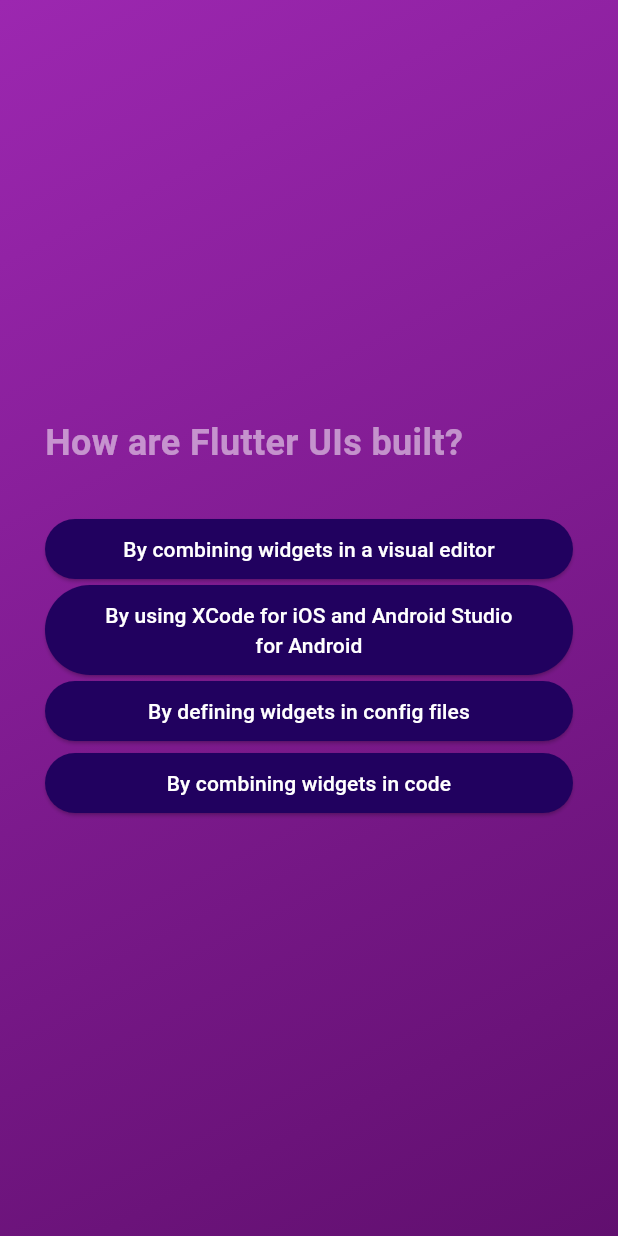
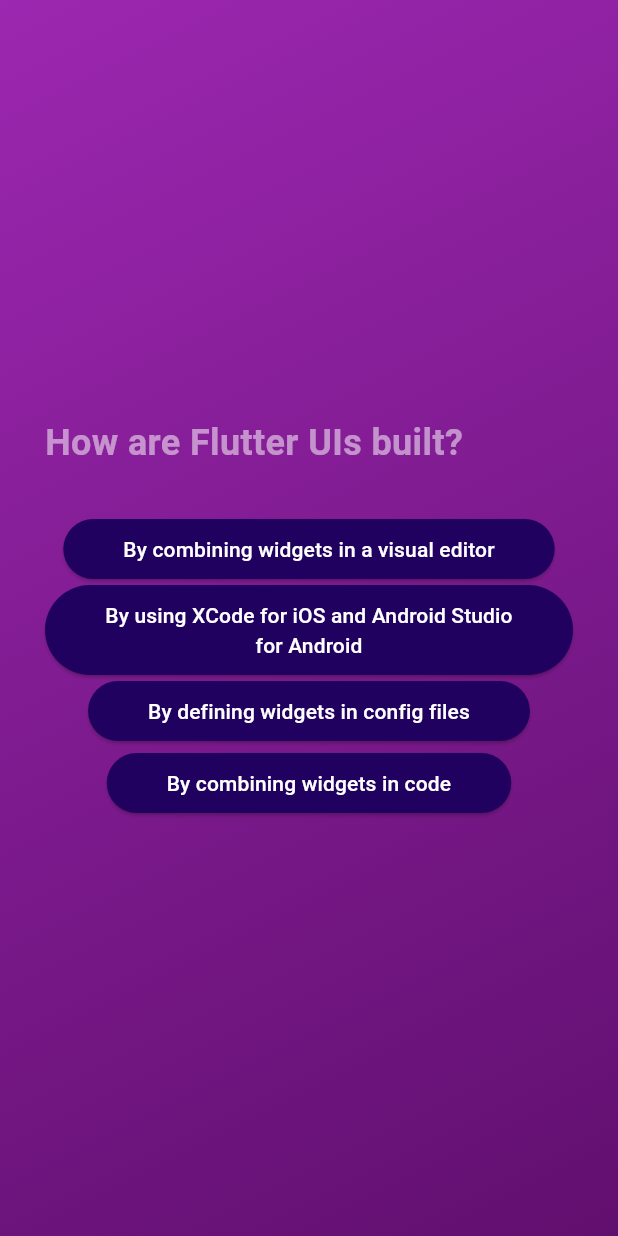
Before and after one commit to ir-sen/flutter_quiz, a Flutter app: the screen it shows after launch, after a tap on "Start Quiz", after a tap on "Components", on a phone screen of 412 x 824 dp. Run offline on Flutter 3.47's test engine with Material 3 defaults, Android fonts, the phone set to English and light mode, and no system bars; our stand-ins replace google_fonts.

Commit message:
finish application

```diff
--- a/lib/models/quiz_question.dart
+++ b/lib/models/quiz_question.dart
@@ -13,7 +13,7 @@ class QuizQuestion {
   ///
   /// The returned list is not the original answers list, so it can be safely
   /// modified without affecting the original data.
-  List<String> getShuffledAnswers() {
+  List<String> get shuffledAnswers {
     // Create a copy of the answers list.
     final shufflList = List<String>.of(answers);
 
--- a/lib/questions_screens.dart
+++ b/lib/questions_screens.dart
@@ -36,42 +36,62 @@ class _QuestionsScreenState extends State<QuestionsScreen> {
 
   // This method builds the widget tree for the QuestionsScreen class
   @override
-  Widget build(context) {
-
+  /// This method builds the widget tree for the QuestionsScreen class
+  ///
+  /// The [context] is the BuildContext of the QuestionsScreen
+  ///
+  /// The method builds a Column widget with the following children:
+  /// 1. A Text widget with the question text
+  /// 2. A sized box with a height of 30 to create some space
+  /// 3. A Column widget with the shuffled answers
+  ///    The answers are mapped to AnswerButton widgets
+  ///    The onTap function is set to the answerQuestion function
+  ///
+  /// The Column widget is centered both horizontally and vertically
+  /// The Text and AnswerButton widgets are stretched to fill the available space
+  /// The answers are shuffled using the shuffledAnswers getter
+  @override
+  Widget build(BuildContext context) {
     final currentQuestion = questions[currentQuestionIndex];
 
     return SizedBox(
       // take all size with of screen
       width: double.infinity,
       child: Container(
-        margin: const EdgeInsets.all(30),
+        margin: const EdgeInsets.all(30), // add comments
         child: Column(
           mainAxisAlignment: MainAxisAlignment.center,
           crossAxisAlignment: CrossAxisAlignment.stretch,
           children: [
-          Text(currentQuestion.text,
+            // create a text widget with the question text
+            Text(
+              currentQuestion.text,
               style: GoogleFonts.nanumGothic(
                 color: Color.fromARGB(132, 255, 255, 255),
                 fontSize: 24,
-            fontWeight: FontWeight.bold
+                fontWeight: FontWeight.bold,
               ),
             ),
+            // add a sized box with a height of 30 to create some space
             const SizedBox(height: 30),
-          // create button elevation
-          ...currentQuestion.getShuffledAnswers().map((answers) {
-            return AnswerButton(answerText: answers, onTap: () {
-              answerQuestion(answers);
-            });
-          }),
-
-          // AnswerButton(answerText: currentQuestion.answers[0], onTap: () { }),
-          // AnswerButton(answerText: currentQuestion.answers[1], onTap: () { }),
-          // AnswerButton(answerText: currentQuestion.answers[2], onTap: () { }),
-          // AnswerButton(answerText: currentQuestion.answers[3], onTap: () { }),
-        ]),
+            // create a column widget with the shuffled answers
+            Column(
+              children: currentQuestion.shuffledAnswers
+                  .map<Widget>((answer) {
+                // return an AnswerButton widget
+                return AnswerButton(
+                  answerText: answer,
+                  onTap: () {
+                    // call the answerQuestion function with the answer
+                    answerQuestion(answer);
+                  },
+                );
+              }).toList(),
+            ),
+          ],
+        ),
       ),
     );
-
+  }
 
 }
-}
--- a/lib/quiz.dart
+++ b/lib/quiz.dart
@@ -16,10 +16,11 @@ class Quiz extends StatefulWidget {
   }
 }
 
-// this is class use only inner this class
+// the programming of the state in lose game
+// this is class use only inner this class (_thisMeansPrivate)
 class _QuizState extends State<Quiz> {
   // list save state if user selected answer first add [0] secon [1] ...
-  List<String> selectedAnswers = [];
+  List<String> _selectedAnswers = [];
   // variable which can changed
   var activeScreen = 'start-screen';
 
@@ -29,10 +30,10 @@ class _QuizState extends State<Quiz> {
   /// Adds answer to the list of selected answers
   /// and switches to result screen if all questions were answered
   void chooseAnswer(String answer) {
-    selectedAnswers.add(answer);
+    _selectedAnswers.add(answer);
 
     /// If all questions were answered switch to result screen
-    if (selectedAnswers.length == questions.length) {
+    if (_selectedAnswers.length == questions.length) {
       setState(() {
         /// Reset selected answers list
         // selectedAnswers = [];
@@ -42,12 +43,13 @@ class _QuizState extends State<Quiz> {
       });
     }
   }
-  // @override
-  // void initState() {
-  //   activeScreen = StartScreen(switchScreen);
-  //   super.initState();
-  // }
 
+  void restartQuiz() {
+    setState(() {
+      _selectedAnswers = [];
+      activeScreen = 'questions-screen';
+    });
+  }
 
 
   // this method functon for switch displays
@@ -68,8 +70,8 @@ class _QuizState extends State<Quiz> {
     }
 
     if (activeScreen == 'result-screen') {
-      screenWidget = ResultScreen(restartFunc:  switchScreen,
-        chosenAnswers: selectedAnswers,);
+      screenWidget = ResultScreen(restartFunc:  restartQuiz,
+        chosenAnswers: _selectedAnswers,);
     }
 
     return MaterialApp(home:
```
Also changed, not shown: lib/question_summary/question_indentifier.dart (added, +40 -0 lines), lib/question_summary/question_summary.dart (renamed from lib/question_summary.dart, +7 -18 lines), lib/question_summary/summary_item.dart (added, +55 -0 lines), lib/result_screen_widget.dart (+7 -6 lines). Lines whose indentation alone changed are shown as unchanged.
